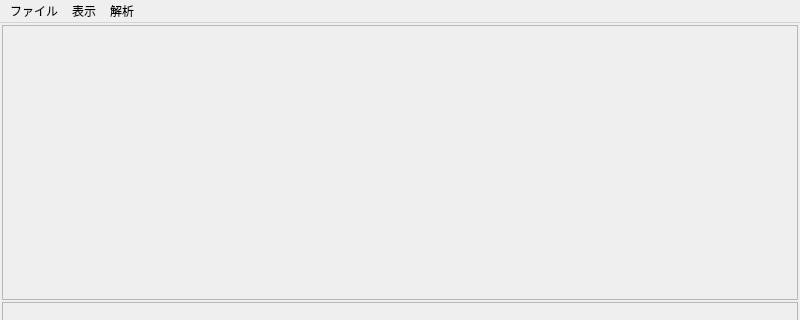
This is app/MainWindow.ui in Masaki-Kano/OccQtCore as Qt 5 draws it before an edit; both pictures show x 0 to 800 and y 0 to 320 of the 800 by 600 pixel window. The edited form follows.
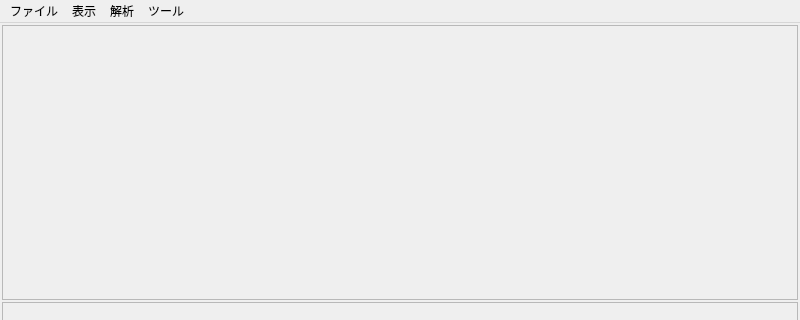
This is the edited form.

```diff
--- a/app/MainWindow.ui
+++ b/app/MainWindow.ui
@@ -119,9 +119,16 @@
     <addaction name="actionDumpGeometryAnalysisLog"/>
     <addaction name="actionDumpGeometryDetailDiagnosticsLog"/>
    </widget>
+   <widget class="QMenu" name="menuTools">
+    <property name="title">
+     <string>ツール</string>
+    </property>
+    <addaction name="actionHoleDebug"/>
+   </widget>
    <addaction name="menuFile"/>
    <addaction name="menuView"/>
    <addaction name="menuAnalysis"/>
+   <addaction name="menuTools"/>
   </widget>
   <action name="actionOpen">
    <property name="text">
```
Left out of the diff: 5 changed lines with no effect on the pictures.
